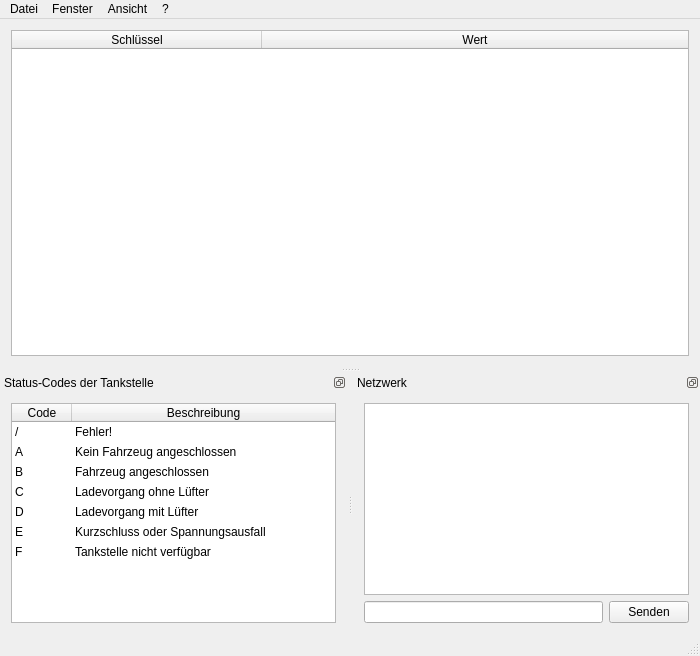
Above: Client/Desktop/EVSE/mainwindow.ui from agrippa1994/mobile_evse before the change. Below: the same form after it.
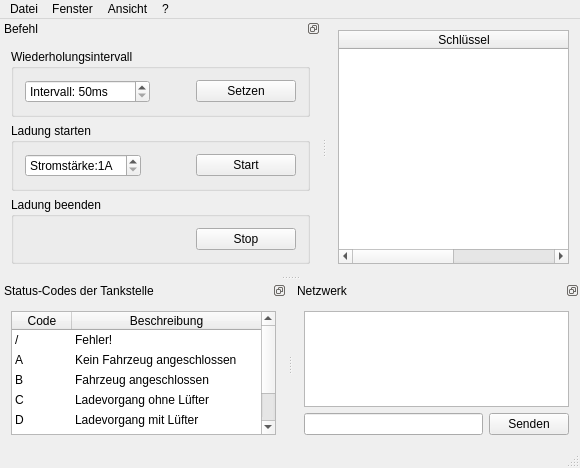
That is the form after the change.

Diff of the .ui file:
```diff
--- a/Client/Desktop/EVSE/mainwindow.ui
+++ b/Client/Desktop/EVSE/mainwindow.ui
@@ -6,8 +6,8 @@
    <rect>
     <x>0</x>
     <y>0</y>
-    <width>700</width>
-    <height>656</height>
+    <width>580</width>
+    <height>468</height>
    </rect>
   </property>
   <property name="windowTitle">
@@ -72,8 +72,8 @@
     <rect>
      <x>0</x>
      <y>0</y>
-     <width>700</width>
-     <height>20</height>
+     <width>580</width>
+     <height>22</height>
     </rect>
    </property>
    <widget class="QMenu" name="menuDatei">
@@ -337,6 +337,170 @@
     </layout>
    </widget>
   </widget>
+  <widget class="QDockWidget" name="commandDock">
+   <property name="features">
+    <set>QDockWidget::DockWidgetFloatable|QDockWidget::DockWidgetMovable</set>
+   </property>
+   <property name="windowTitle">
+    <string>Befehl</string>
+   </property>
+   <attribute name="dockWidgetArea">
+    <number>1</number>
+   </attribute>
+   <widget class="QWidget" name="dockWidgetContents_2">
+    <layout class="QGridLayout" name="gridLayout_2">
+     <item row="1" column="0">
+      <widget class="QGroupBox" name="groupBox_2">
+       <property name="title">
+        <string>Ladung starten</string>
+       </property>
+       <layout class="QGridLayout" name="gridLayout_6">
+        <item row="0" column="0">
+         <widget class="QSpinBox" name="startSpinBox">
+          <property name="suffix">
+           <string>A</string>
+          </property>
+          <property name="prefix">
+           <string>Stromstärke:</string>
+          </property>
+          <property name="minimum">
+           <number>1</number>
+          </property>
+          <property name="maximum">
+           <number>20</number>
+          </property>
+         </widget>
+        </item>
+        <item row="0" column="2">
+         <widget class="QPushButton" name="startButton">
+          <property name="minimumSize">
+           <size>
+            <width>100</width>
+            <height>0</height>
+           </size>
+          </property>
+          <property name="text">
+           <string>Start</string>
+          </property>
+         </widget>
+        </item>
+        <item row="0" column="1">
+         <spacer name="horizontalSpacer_2">
+          <property name="orientation">
+           <enum>Qt::Horizontal</enum>
+          </property>
+          <property name="sizeHint" stdset="0">
+           <size>
+            <width>40</width>
+            <height>20</height>
+           </size>
+          </property>
+         </spacer>
+        </item>
+       </layout>
+      </widget>
+     </item>
+     <item row="0" column="0">
+      <widget class="QGroupBox" name="groupBox">
+       <property name="title">
+        <string>Wiederholungsintervall</string>
+       </property>
+       <layout class="QGridLayout" name="gridLayout_5">
+        <item row="0" column="0">
+         <widget class="QSpinBox" name="intevalSpinBox">
+          <property name="suffix">
+           <string>ms</string>
+          </property>
+          <property name="prefix">
+           <string>Intervall: </string>
+          </property>
+          <property name="minimum">
+           <number>50</number>
+          </property>
+          <property name="maximum">
+           <number>19999</number>
+          </property>
+         </widget>
+        </item>
+        <item row="0" column="2">
+         <widget class="QPushButton" name="intervalButton">
+          <property name="minimumSize">
+           <size>
+            <width>100</width>
+            <height>0</height>
+           </size>
+          </property>
+          <property name="text">
+           <string>Setzen</string>
+          </property>
+          <property name="checkable">
+           <bool>false</bool>
+          </property>
+          <property name="autoDefault">
+           <bool>false</bool>
+          </property>
+          <property name="default">
+           <bool>false</bool>
+          </property>
+          <property name="flat">
+           <bool>false</bool>
+          </property>
+         </widget>
+        </item>
+        <item row="0" column="1">
+         <spacer name="horizontalSpacer">
+          <property name="orientation">
+           <enum>Qt::Horizontal</enum>
+          </property>
+          <property name="sizeHint" stdset="0">
+           <size>
+            <width>40</width>
+            <height>20</height>
+           </size>
+          </property>
+         </spacer>
+        </item>
+       </layout>
+      </widget>
+     </item>
+     <item row="2" column="0">
+      <widget class="QGroupBox" name="groupBox_3">
+       <property name="title">
+        <string>Ladung beenden</string>
+       </property>
+       <layout class="QGridLayout" name="gridLayout_7">
+        <item row="0" column="1">
+         <widget class="QPushButton" name="stopButton">
+          <property name="minimumSize">
+           <size>
+            <width>100</width>
+            <height>0</height>
+           </size>
+          </property>
+          <property name="text">
+           <string>Stop</string>
+          </property>
+         </widget>
+        </item>
+        <item row="0" column="0">
+         <spacer name="horizontalSpacer_3">
+          <property name="orientation">
+           <enum>Qt::Horizontal</enum>
+          </property>
+          <property name="sizeHint" stdset="0">
+           <size>
+            <width>40</width>
+            <height>20</height>
+           </size>
+          </property>
+         </spacer>
+        </item>
+       </layout>
+      </widget>
+     </item>
+    </layout>
+   </widget>
+  </widget>
   <action name="actionBeenden">
    <property name="text">
     <string>Beenden</string>
```
Left out of the diff: 122 changed lines with no effect on the pictures.
